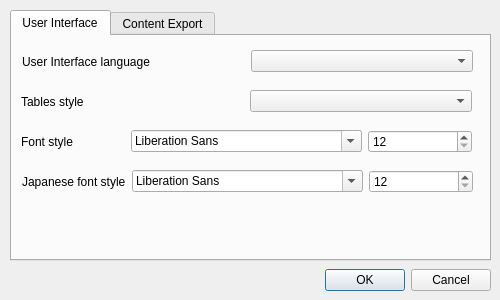
First picture: the form in jpconj/Ui/preference.ui, repository anqafalak/japkatsuyou, before the edit.
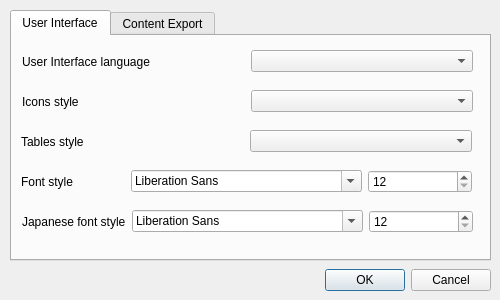
Second picture: the form after the edit.

Commit message: Icons styles: external llibrary

```diff
--- a/jpconj/Ui/preference.ui
+++ b/jpconj/Ui/preference.ui
@@ -99,7 +99,7 @@
      <property name="geometry">
       <rect>
        <x>9</x>
-       <y>50</y>
+       <y>90</y>
        <width>451</width>
        <height>31</height>
       </rect>
@@ -128,7 +128,7 @@
      <property name="geometry">
       <rect>
        <x>9</x>
-       <y>90</y>
+       <y>130</y>
        <width>451</width>
        <height>31</height>
       </rect>
@@ -166,7 +166,7 @@
      <property name="geometry">
       <rect>
        <x>10</x>
-       <y>130</y>
+       <y>170</y>
        <width>451</width>
        <height>31</height>
       </rect>
@@ -204,6 +204,41 @@
       </item>
      </layout>
     </widget>
+    <widget class="QWidget" name="horizontalLayoutWidget_5">
+     <property name="geometry">
+      <rect>
+       <x>10</x>
+       <y>50</y>
+       <width>451</width>
+       <height>31</height>
+      </rect>
+     </property>
+     <layout class="QHBoxLayout" name="iconsLayout">
+      <item>
+       <widget class="QLabel" name="icons_label">
+        <property name="text">
+         <string>Icons style</string>
+        </property>
+       </widget>
+      </item>
+      <item>
+       <widget class="QComboBox" name="icons">
+        <property name="iconSize">
+         <size>
+          <width>150</width>
+          <height>50</height>
+         </size>
+        </property>
+       </widget>
+      </item>
+     </layout>
+    </widget>
+    <zorder>horizontalLayoutWidget</zorder>
+    <zorder>horizontalLayoutWidget_2</zorder>
+    <zorder>horizontalLayoutWidget_3</zorder>
+    <zorder>horizontalLayoutWidget_4</zorder>
+    <zorder>horizontalLayoutWidget_5</zorder>
+    <zorder>icons_label</zorder>
    </widget>
    <widget class="QWidget" name="export_tab">
     <attribute name="title">
```
The commit also changes 14 other files.
